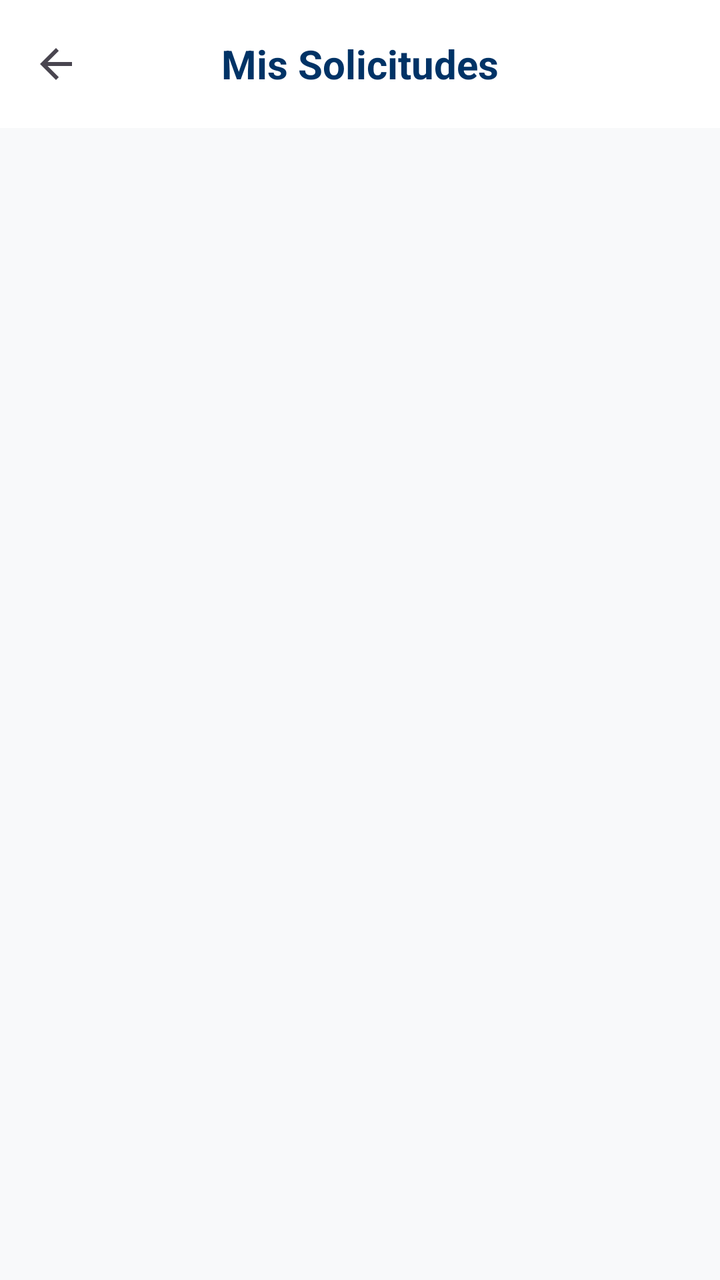
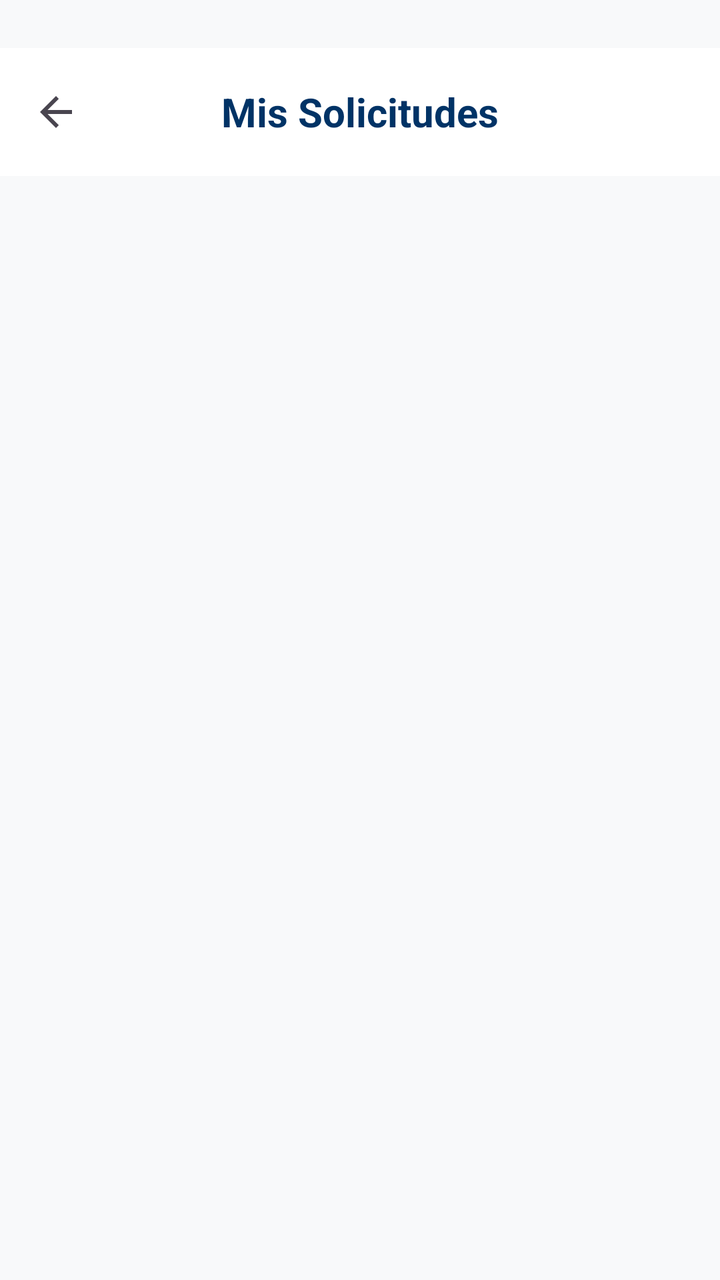

Screens rendered from an Android XML layout before and after an edit, with the pre-edit source and the edit as a unified diff.
<!-- AndroidManifest.xml: application theme Theme.HelpStream_Mobile -->
<!-- res/layout/activity_mis_solicitudes.xml -->
<?xml version="1.0" encoding="utf-8"?>
<LinearLayout xmlns:android="http://schemas.android.com/apk/res/android"
    xmlns:app="http://schemas.android.com/apk/res-auto"
    android:layout_width="match_parent"
    android:layout_height="match_parent"
    android:background="#F8F9FA"
    android:orientation="vertical">

    <com.google.android.material.appbar.AppBarLayout
        android:layout_width="match_parent"
        android:layout_height="wrap_content"
        android:background="#FFFFFF">

        <androidx.appcompat.widget.Toolbar
            android:id="@+id/toolbar"
            android:layout_width="match_parent"
            android:layout_height="?attr/actionBarSize"
            app:navigationIcon="?attr/homeAsUpIndicator">

            <TextView
                android:layout_width="wrap_content"
                android:layout_height="wrap_content"
                android:layout_gravity="center"
                android:text="Mis Solicitudes"
                android:textColor="#003366"
                android:textSize="20sp"
                android:textStyle="bold" />

        </androidx.appcompat.widget.Toolbar>

    </com.google.android.material.appbar.AppBarLayout>

    <androidx.recyclerview.widget.RecyclerView
        android:id="@+id/rvMisSolicitudes"
        android:layout_width="match_parent"
        android:layout_height="match_parent"
        android:clipToPadding="false"
        android:paddingTop="8dp"
        android:paddingBottom="16dp" />

</LinearLayout>
<!-- resources referenced by this layout -->
<resources>
  <style name="Theme.HelpStream_Mobile" parent="Base.Theme.HelpStream_Mobile" />
  <style name="Base.Theme.HelpStream_Mobile" parent="Theme.Material3.DayNight.NoActionBar">
          
          
      </style>
</resources>

<!-- the commit's change to res/layout/activity_mis_solicitudes.xml (unified diff, before → after) -->
@@ -3,12 +3,14 @@
     xmlns:app="http://schemas.android.com/apk/res-auto"
     android:layout_width="match_parent"
     android:layout_height="match_parent"
+    android:fitsSystemWindows="true"
     android:background="#F8F9FA"
     android:orientation="vertical">
 
     <com.google.android.material.appbar.AppBarLayout
         android:layout_width="match_parent"
         android:layout_height="wrap_content"
+        android:layout_marginTop="24dp"
         android:background="#FFFFFF">
 
         <androidx.appcompat.widget.Toolbar
